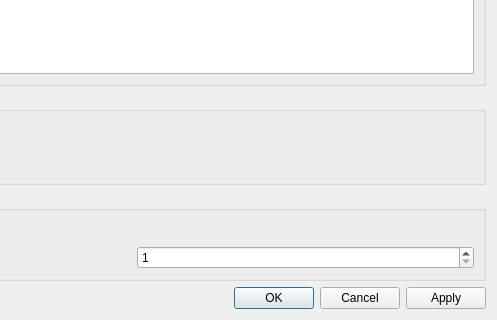
Before: the Qt Designer form mscore/mscore/measureproperties.ui in musescore/musescore-old, drawn with Qt 5; both pictures show x 229 to 726 and y 113 to 433 of the 726 by 433 pixel window.
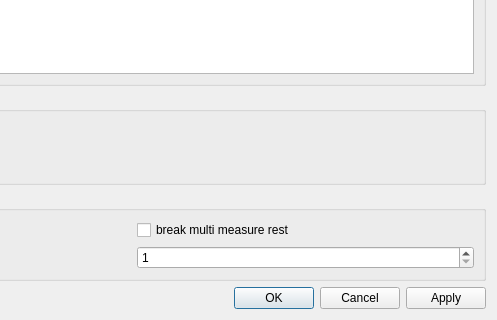
After: the same form once the commit is applied.

Commit message: experimental implementation of "multi measure rest"

```diff
--- a/mscore/mscore/measureproperties.ui
+++ b/mscore/mscore/measureproperties.ui
@@ -160,14 +160,21 @@
         </property>
        </widget>
       </item>
-      <item row="1" column="0" >
+      <item row="2" column="0" >
        <widget class="QLabel" name="label_5" >
         <property name="text" >
          <string>Repeat Count</string>
         </property>
        </widget>
       </item>
-      <item row="1" column="1" >
+      <item row="0" column="1" >
+       <widget class="QCheckBox" name="breakMultiMeasureRest" >
+        <property name="text" >
+         <string>break multi measure rest</string>
+        </property>
+       </widget>
+      </item>
+      <item row="2" column="1" >
        <widget class="QSpinBox" name="count" >
         <property name="minimum" >
          <number>1</number>
```
The commit also changes 7 other files.
